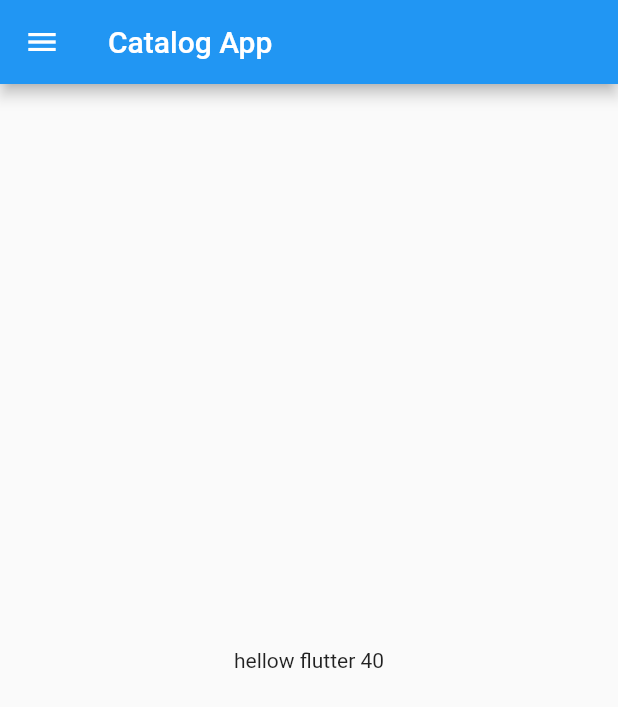
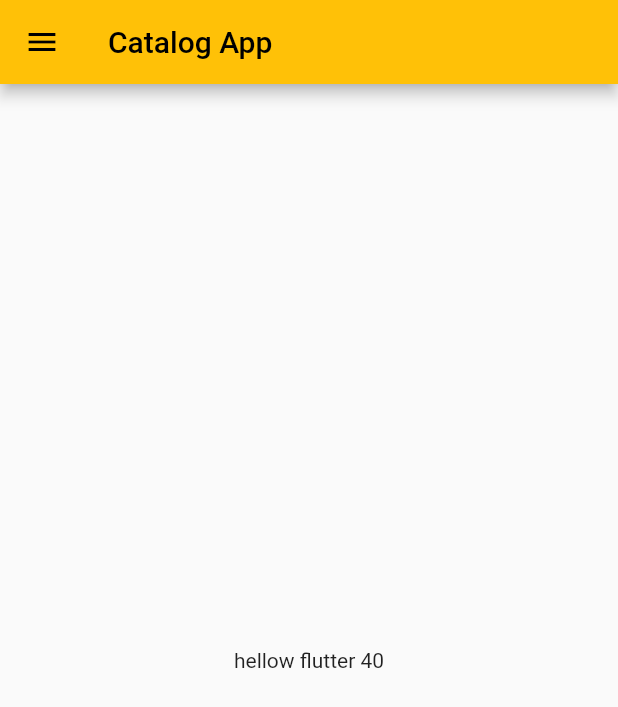
Before and after one commit to MasudOsmanmr9/30daysflutter, a Flutter app: the screen it shows after launch, on a phone screen of 412 x 824 dp. Shown: the top 707 px of the screen. Run offline on Flutter 3.47's test engine with Material 2 defaults, Android fonts, the phone set to English and light mode, and no system bars.

Commit message:
day 3 compleated

```diff
--- a/lib/main.dart
+++ b/lib/main.dart
@@ -1,5 +1,6 @@
 import 'package:flutter/material.dart';
-import 'home_page.dart';
+import 'pages/home_page.dart';
+import 'pages/login_page.dart';
 
 void main() {
   runApp(MyApp());
@@ -11,7 +12,17 @@
   @override
   Widget build(BuildContext context) {
     return MaterialApp(
-      home: HomePage(),
+      themeMode: ThemeMode.light,
+      theme: ThemeData(
+        primarySwatch: Colors.amber,
+      ),
+      darkTheme: ThemeData(brightness: Brightness.dark),
+      initialRoute: '/home',
+      routes: {
+        '/': (context) => LoginPage(),
+        '/home': (context) => HomePage(),
+        '/login': (context) => LoginPage(),
+      },
     );
   }
 }
```
Also changed, not shown: lib/pages/login_page.dart (added, +21 -0 lines), lib/pages/home_page.dart (renamed from lib/home_page.dart).
